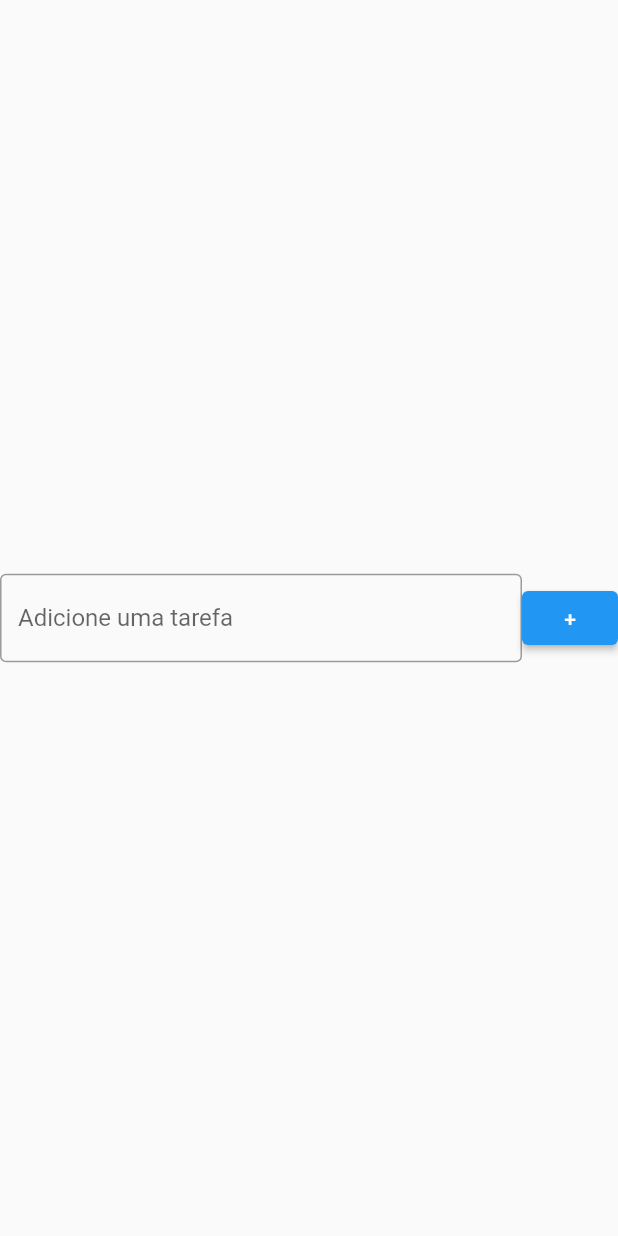
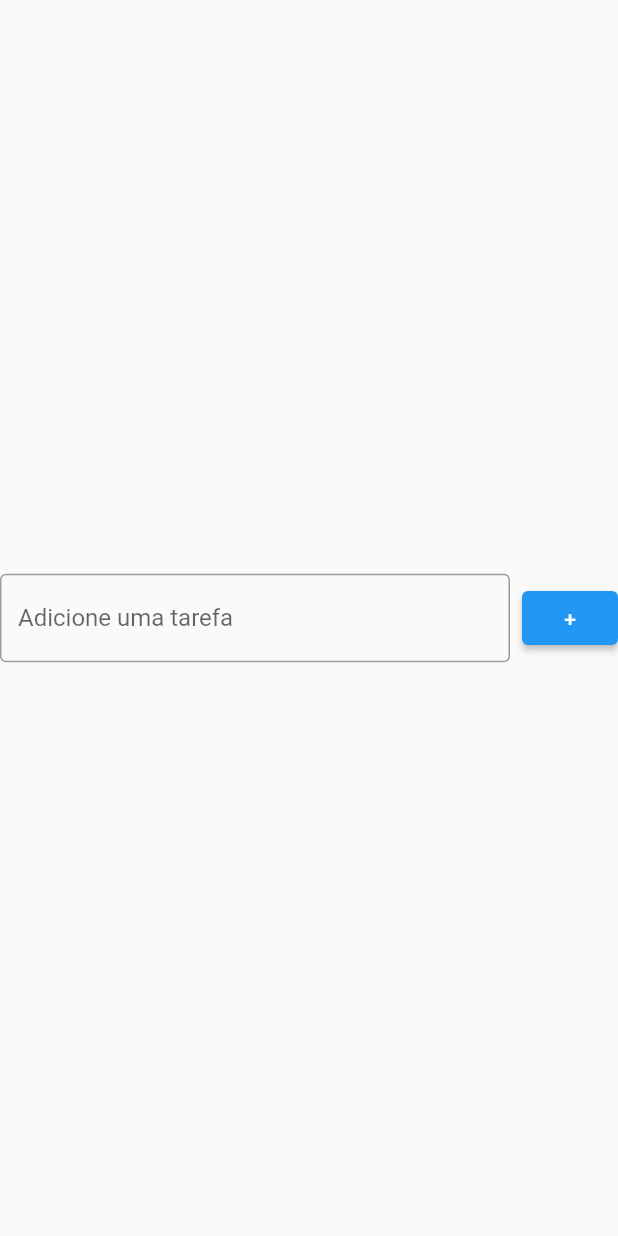
Before and after one commit to Juliataboni07/Flutter-com-dart, a Flutter app: the screen it shows after launch, on a phone screen of 412 x 824 dp. Run offline on Flutter 3.47's test engine with Material 2 defaults, Android fonts, the phone set to English and light mode, and no system bars.

Commit message:
paginalista.dart

```diff
--- a/app_lista_tarefa/lib/paginas/pagina_lista.dart
+++ b/app_lista_tarefa/lib/paginas/pagina_lista.dart
@@ -16,6 +16,7 @@ class pagina_lista extends StatelessWidget {
                 hintText: "Digite aqui"),
             ),
           ),
+          SizedBox(width: 8),
           ElevatedButton(onPressed: () {}, child: Text(" + "))
         ],
        ),
```
